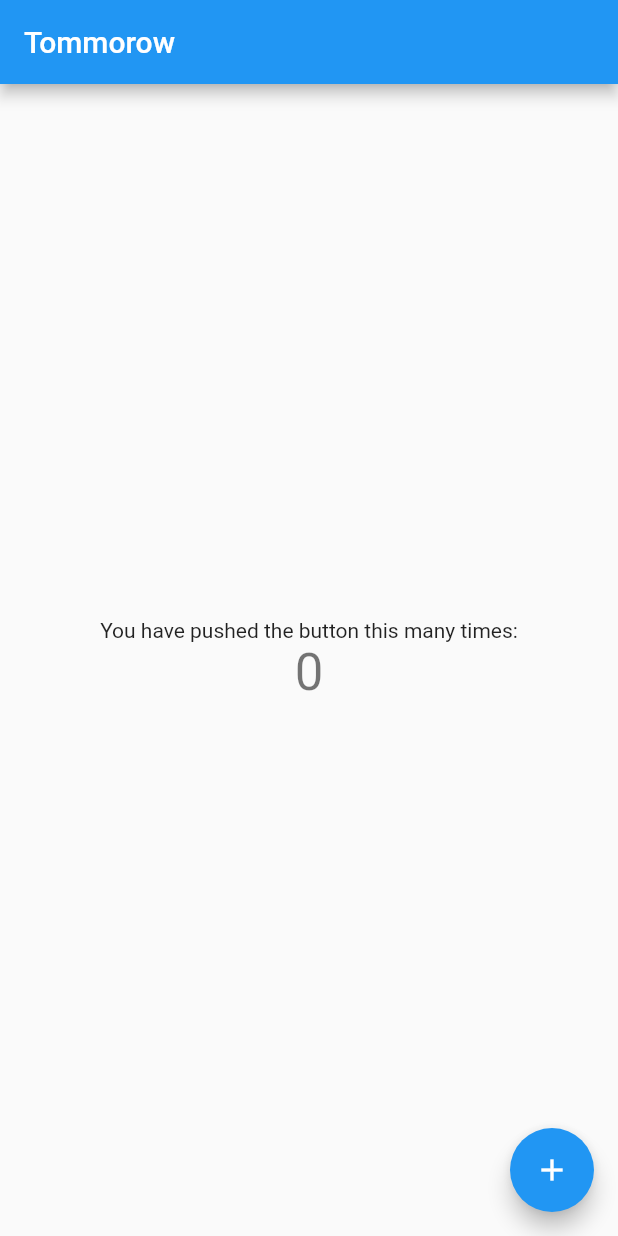
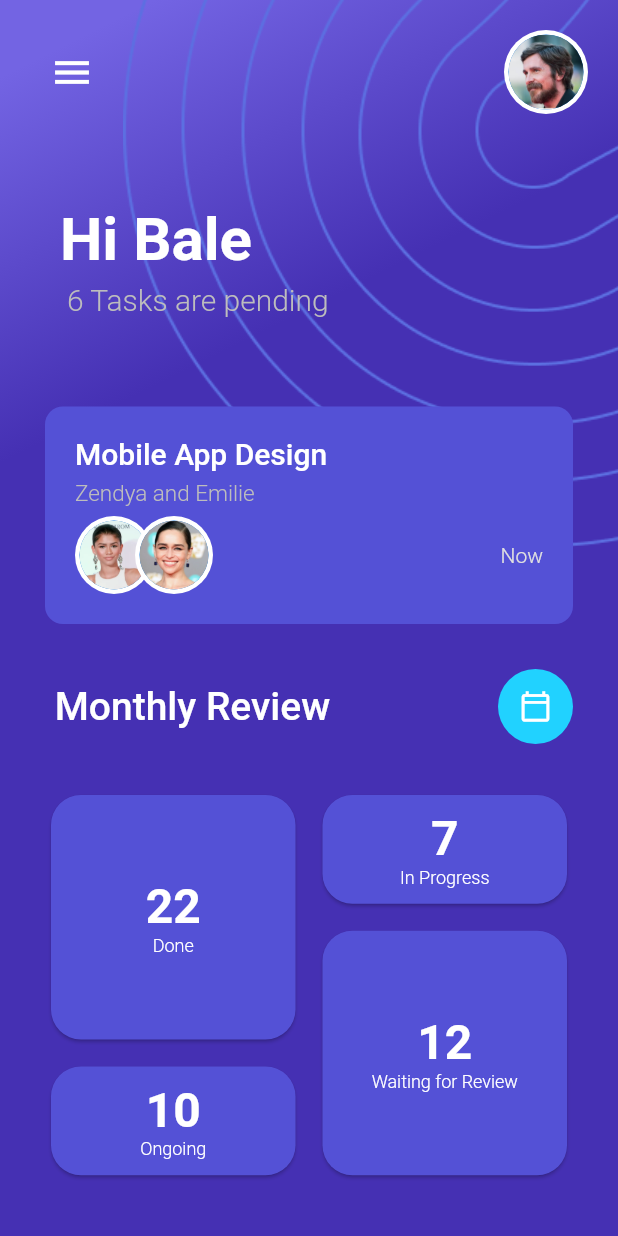
Before and after one commit to MajasCore/third_practice, a Flutter app: the screen it shows after launch, on a phone screen of 412 x 824 dp. Run offline on Flutter 3.47's test engine with Material 2 defaults, Android fonts, the phone set to English and light mode, and no system bars.

Commit message:
home page done

```diff
--- /dev/null
+++ b/lib/home_page.dart
@@ -0,0 +1,310 @@
+import 'package:flutter/material.dart';
+import 'package:flutter_staggered_grid_view/flutter_staggered_grid_view.dart';
+
+class MyHomePage extends StatelessWidget {
+  const MyHomePage({Key? key}) : super(key: key);
+
+  @override
+  Widget build(BuildContext context) {
+    return Container(
+      padding: EdgeInsets.all(20.0),
+      decoration: BoxDecoration(
+        gradient: LinearGradient(
+          begin: Alignment.topLeft,
+          end: Alignment.bottomRight,
+          stops: [
+            0.05,
+            0.3,
+          ],
+          colors: [Color(0xff7364E3), Color(0xff4530B3),]
+        ),
+        image: DecorationImage(
+          alignment: Alignment(3.1, -1.05),
+          image: ExactAssetImage('assets/bg.png'),
+        ),
+      ),
+
+      child: Scaffold(
+        backgroundColor: Colors.transparent,
+        appBar: AppBar(
+          backgroundColor: Colors.transparent,
+          elevation: 0,
+          leading: Builder(
+            builder: (BuildContext context) {
+              return IconButton(
+                iconSize: 30,
+                icon: const Icon(Icons.menu),
+                onPressed: () {},
+              );
+            }
+          ),
+          actions: <Widget>[
+            CircleAvatar(
+              radius: 28.0,
+              backgroundColor: Colors.white,
+              child: CircleAvatar(
+                radius: 25.0,
+                backgroundImage: AssetImage('assets/bale.jpg'),
+              ),
+            ),
+          ],
+        ),
+
+        body: SafeArea(
+          child: Padding(
+            padding: EdgeInsets.all(10.0),
+
+          child: Column(
+            crossAxisAlignment: CrossAxisAlignment.start,
+            children: <Widget> [
+              SizedBox(
+                height: 50.0,
+              ),
+
+              Text(
+                ' Hi Bale',
+                style: TextStyle(
+                  color: Colors.white,
+                  fontSize: 40.0,
+                  fontWeight: FontWeight.w600,
+                ),
+              ),
+
+              SizedBox(
+                height: 5.0,
+              ),
+              Text(
+                '   6 Tasks are pending',
+                style: TextStyle(
+                  color: Colors.grey[400],
+                  fontSize: 20.0,
+                  fontWeight: FontWeight.w300,
+                ),
+              ),
+              SizedBox(
+                height: 60.0,
+              ),
+              Container(
+                height: 145.0,
+                width: double.infinity,
+                padding: EdgeInsets.all(20.0),
+                decoration: BoxDecoration(
+                  color: Color(0xff5451D6),
+                  borderRadius: BorderRadius.circular(12),
+                ),
+                child: Column(
+                  crossAxisAlignment: CrossAxisAlignment.start,
+                  mainAxisAlignment: MainAxisAlignment.spaceBetween,
+                  children: <Widget> [
+                    Text(
+                      'Mobile App Design',
+                      style: TextStyle(
+                        color: Colors.white,
+                        fontSize: 20.0,
+                        fontWeight: FontWeight.w500,
+                      ),
+                    ),
+                    SizedBox(
+                      height: 5.0,
+                    ),
+                    Text(
+                      'Zendya and Emilie',
+                      style: TextStyle(
+                        color: Colors.grey[400],
+                        fontSize: 15.0,
+                        fontWeight: FontWeight.w300,
+                      ),
+                    ),
+                    SizedBox(
+                      height: 5.0,
+                    ),
+                    Container(
+                      child: Row(
+                        mainAxisAlignment: MainAxisAlignment.spaceBetween,
+                        children: <Widget> [
+                          Stack(
+                            children: <Widget> [
+                              CircleAvatar(
+                                radius: 26.0,
+                                backgroundColor: Colors.white,
+                                child: CircleAvatar(
+                                  radius: 23.0,
+                                  backgroundImage: new AssetImage(
+                                    'assets/zendya.jpg',
+                                  ),
+                                ),
+                              ),
+                              Positioned(
+                                right: -40,
+                                child: CircleAvatar(
+                                  radius: 26.0,
+                                  backgroundColor: Colors.white,
+                                  child: CircleAvatar(
+                                    radius: 23.0,
+                                    backgroundImage: new AssetImage(
+                                    'assets/emilie.jpg',
+                                    ),
+                                  ),
+                                ),
+                              ),
+                            ],
+                            overflow: Overflow.visible,
+                          ),
+                          Text(
+                            'Now',
+                            style: TextStyle(
+                              color: Colors.grey[300],
+                              fontSize: 14.0,
+                              fontWeight: FontWeight.w300,
+                            ),
+                          ),
+                        ]
+                      ),
+                    ),
+                  ]
+                ),
+              ),
+
+              SizedBox(
+                height: 30.0,
+              ),
+              Container(
+                child: Row(
+                  mainAxisAlignment: MainAxisAlignment.spaceBetween,
+                  children: <Widget> [
+                    Text(
+                      ' Monthly Review',
+                      style: TextStyle(
+                        color: Colors.white,
+                        fontSize: 26.0,
+                        fontWeight: FontWeight.w500,
+                      ),
+                    ),
+                    ClipOval(
+                      child: Material(
+                        color: Color(0xff21D2FF),
+                        child: InkWell(
+                          splashColor: Colors.red,
+                          onTap: () {},
+                          child: SizedBox(width: 50, height: 50,
+                            child: Icon(
+                              Icons.calendar_today_outlined,
+                              color: Colors.white,
+                              size: 22.0,
+                            )
+                          ),
+                        ),
+                      ),
+                    ),
+                  ]
+                ),
+              ),
+              SizedBox(
+                height: 30.0,
+              ),
+              StaggeredGrid.count(
+                crossAxisCount: 4,
+                mainAxisSpacing: 10,
+                crossAxisSpacing: 10,
+                children: [
+                  StaggeredGridTile.count(
+                    crossAxisCellCount: 2,
+                    mainAxisCellCount: 2,
+                    child: Card(
+                      color: Color(0xff5451D6),
+                      shape: RoundedRectangleBorder(
+                        borderRadius: BorderRadius.circular(20),
+                      ),
+                      child: Column(
+                        mainAxisAlignment: MainAxisAlignment.center,
+                        children: <Widget> [
+                          Text('22', style: TextStyle(
+                            color: Colors.white, fontSize: 32, fontWeight: FontWeight.w600,
+                          )),
+                          Text('Done', style: TextStyle(
+                            color: Colors.white, fontSize: 12, fontWeight: FontWeight.w300,
+                          )),
+
+                        ]
+                      ),
+                    ),
+                  ),
+                  StaggeredGridTile.count(
+                    crossAxisCellCount: 2,
+                    mainAxisCellCount: 1,
+                    child: Card(
+                      color: Color(0xff5451D6),
+                      shape: RoundedRectangleBorder(
+                        borderRadius: BorderRadius.circular(20),
+                      ),
+                      child: Column(
+                        mainAxisAlignment: MainAxisAlignment.center,
+                        children: <Widget> [
+                          Text('7', style: TextStyle(
+                            color: Colors.white, fontSize: 32, fontWeight: FontWeight.w600,
+                          )),
+                          Text('In Progress', style: TextStyle(
+                            color: Colors.white, fontSize: 12, fontWeight: FontWeight.w300,
+                          )),
+
+                        ]
+                      ),
+
+                    ),
+                  ),
+                  StaggeredGridTile.count(
+                    crossAxisCellCount: 2,
+                    mainAxisCellCount: 2,
+                    child: Card(
+                      color: Color(0xff5451D6),
+                      shape: RoundedRectangleBorder(
+                        borderRadius: BorderRadius.circular(20),
+                      ),
+                      child: Column(
+                        mainAxisAlignment: MainAxisAlignment.center,
+                        children: <Widget> [
+                          Text('12', style: TextStyle(
+                            color: Colors.white, fontSize: 32, fontWeight: FontWeight.w600,
+                          )),
+                          Text('Waiting for Review', style: TextStyle(
+                            color: Colors.white, fontSize: 12, fontWeight: FontWeight.w300,
+                          )),
+
+                        ]
+                      ),
+
+                    ),
+                  ),
+                  StaggeredGridTile.count(
+                    crossAxisCellCount: 2,
+                    mainAxisCellCount: 1,
+                    child: Card(
+                      color: Color(0xff5451D6),
+                      shape: RoundedRectangleBorder(
+                        borderRadius: BorderRadius.circular(20),
+                      ),
+                      child: Column(
+                        mainAxisAlignment: MainAxisAlignment.center,
+                        children: <Widget> [
+                          Text('10', style: TextStyle(
+                            color: Colors.white, fontSize: 32, fontWeight: FontWeight.w600,
+                          )),
+                          Text('Ongoing', style: TextStyle(
+                            color: Colors.white, fontSize: 12, fontWeight: FontWeight.w300,
+                          )),
+
+                        ]
+                      ),
+
+                    ),
+                  ),
+                ],
+              ),
+
+            ] //body
+          ),),
+        ),
+      ),
+    );
+  }
+}
--- a/lib/main.dart
+++ b/lib/main.dart
@@ -19,51 +19,3 @@ class MyApp extends StatelessWidget {
     );
   }
 }
-
-class MyHomePage extends StatefulWidget {
-  const MyHomePage({Key? key, required this.title}) : super(key: key);
-
-
-  final String title;
-
-  @override
-  State<MyHomePage> createState() => _MyHomePageState();
-}
-
-class _MyHomePageState extends State<MyHomePage> {
-  int _counter = 0;
-
-  void _incrementCounter() {
-    setState(() {
-      _counter++;
-    });
-  }
-
-  @override
-  Widget build(BuildContext context) {
-    return Scaffold(
-      appBar: AppBar(
-        title: Text(widget.title),
-      ),
-      body: Center(
-        child: Column(
-          mainAxisAlignment: MainAxisAlignment.center,
-          children: <Widget>[
-            const Text(
-              'You have pushed the button this many times:',
-            ),
-            Text(
-              '$_counter',
-              style: Theme.of(context).textTheme.headline4,
-            ),
-          ],
-        ),
-      ),
-      floatingActionButton: FloatingActionButton(
-        onPressed: _incrementCounter,
-        tooltip: 'Increment',
-        child: const Icon(Icons.add),
-      ),
-    );
-  }
-}
--- a/lib/splash.dart
+++ b/lib/splash.dart
@@ -1,5 +1,6 @@
 import 'package:flutter/material.dart';
 import 'package:task_manager_app/main.dart';
+import 'package:task_manager_app/home_page.dart';
 
 class Splash extends StatefulWidget {
   const Splash({Key? key}) : super(key: key);
@@ -18,7 +19,7 @@ class _SplashState extends State<Splash> {
 
   _navigatetohome()async {
     await Future.delayed(Duration(milliseconds: 1500),() {});
-    Navigator.pushReplacement(context, MaterialPageRoute(builder: (context) => MyHomePage(title: 'Tommorow',)));
+    Navigator.pushReplacement(context, MaterialPageRoute(builder: (context) => MyHomePage()));
   }
 
   @override
@@ -28,6 +29,10 @@ class _SplashState extends State<Splash> {
           gradient: LinearGradient(
             begin: Alignment.topLeft,
             end: Alignment.bottomRight,
+            stops: [
+              0.05,
+              0.3,
+            ],
             colors: [Colors.white, Color(0xffDBE9F6),]
           ),
         ),
--- a/pubspec.yaml
+++ b/pubspec.yaml
@@ -27,6 +27,7 @@ environment:
 # the latest version available on pub.dev. To see which dependencies have newer
 # versions available, run `flutter pub outdated`.
 dependencies:
+  flutter_staggered_grid_view: 0.5.0-dev.7
   flutter:
     sdk: flutter
 
```
Also changed, not shown: assets/bale.jpg (added), assets/bg.png (added), assets/emilie.jpg (added), assets/tom.jpg (added), assets/zendya.jpg (added), pubspec.lock.
